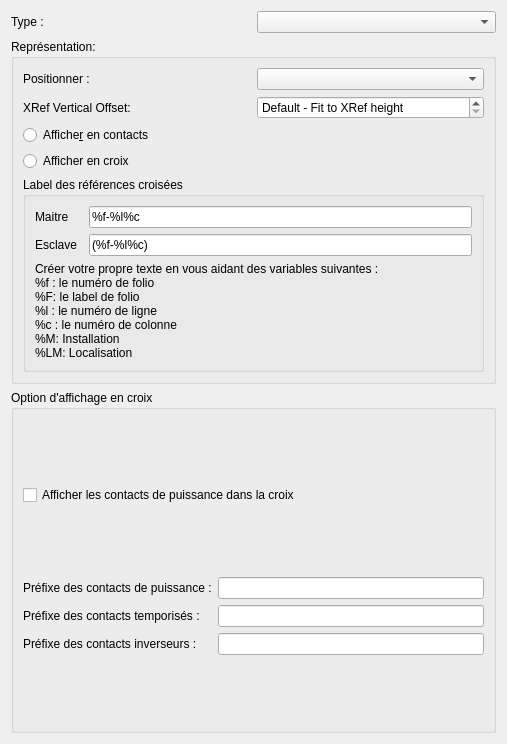
Old version of the form sources/ui/xrefpropertieswidget.ui in the repository qelectrotech/qelectrotech-source-mirror.
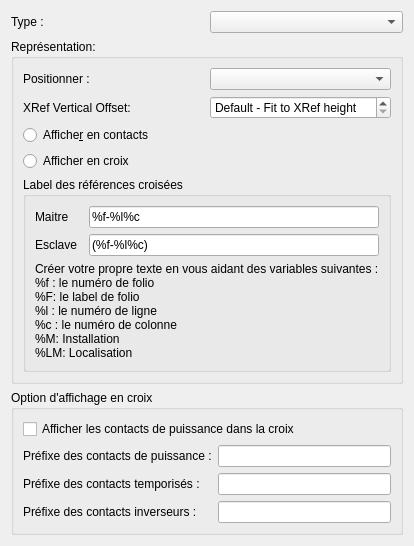
New version of the form.

Commit message: Minor : Configure qet dialog is bigger than screen (for little screen) and can't be resized, remove minimum size property

Diff of the .ui file:
```diff
--- a/sources/ui/xrefpropertieswidget.ui
+++ b/sources/ui/xrefpropertieswidget.ui
@@ -2,20 +2,6 @@
 <ui version="4.0">
  <class>XRefPropertiesWidget</class>
  <widget class="QWidget" name="XRefPropertiesWidget">
-  <property name="geometry">
-   <rect>
-    <x>0</x>
-    <y>0</y>
-    <width>507</width>
-    <height>744</height>
-   </rect>
-  </property>
-  <property name="minimumSize">
-   <size>
-    <width>0</width>
-    <height>744</height>
-   </size>
-  </property>
   <property name="windowTitle">
    <string>Form</string>
   </property>
```
